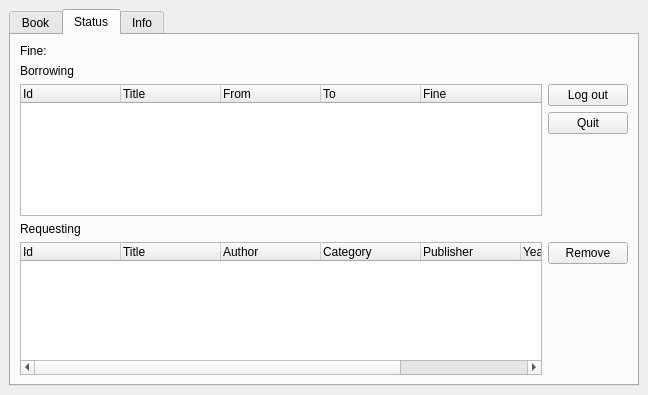
Above: guireader.ui from vudaoanhtuan/libpro_v2 before the change. Below: the same form after it.
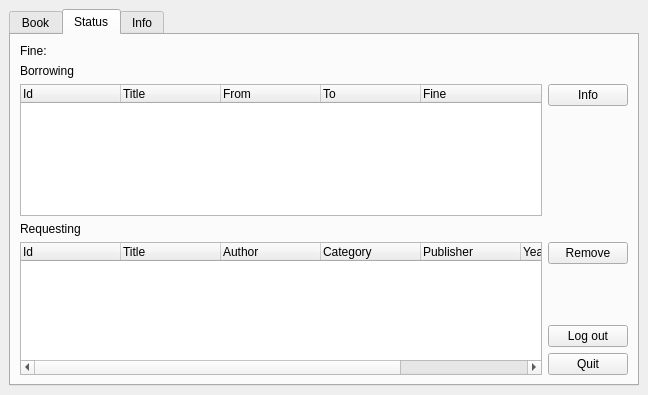
That is the form after the change. The open tabs and pages were chosen to show the change.

Diff of the .ui file:
```diff
--- a/guireader.ui
+++ b/guireader.ui
@@ -175,16 +175,9 @@
           <item>
            <layout class="QVBoxLayout" name="verticalLayout_6">
             <item>
-             <widget class="QPushButton" name="bLogout2">
+             <widget class="QPushButton" name="bInfo">
               <property name="text">
-               <string>Log out</string>
-              </property>
-             </widget>
-            </item>
-            <item>
-             <widget class="QPushButton" name="bQuit2">
-              <property name="text">
-               <string>Quit</string>
+               <string>Info</string>
               </property>
              </widget>
             </item>
@@ -275,6 +268,20 @@
               </property>
              </spacer>
             </item>
+            <item>
+             <widget class="QPushButton" name="bLogout2">
+              <property name="text">
+               <string>Log out</string>
+              </property>
+             </widget>
+            </item>
+            <item>
+             <widget class="QPushButton" name="bQuit2">
+              <property name="text">
+               <string>Quit</string>
+              </property>
+             </widget>
+            </item>
            </layout>
           </item>
          </layout>
```
Left out of the diff: 2 changed lines with no effect on the pictures.
